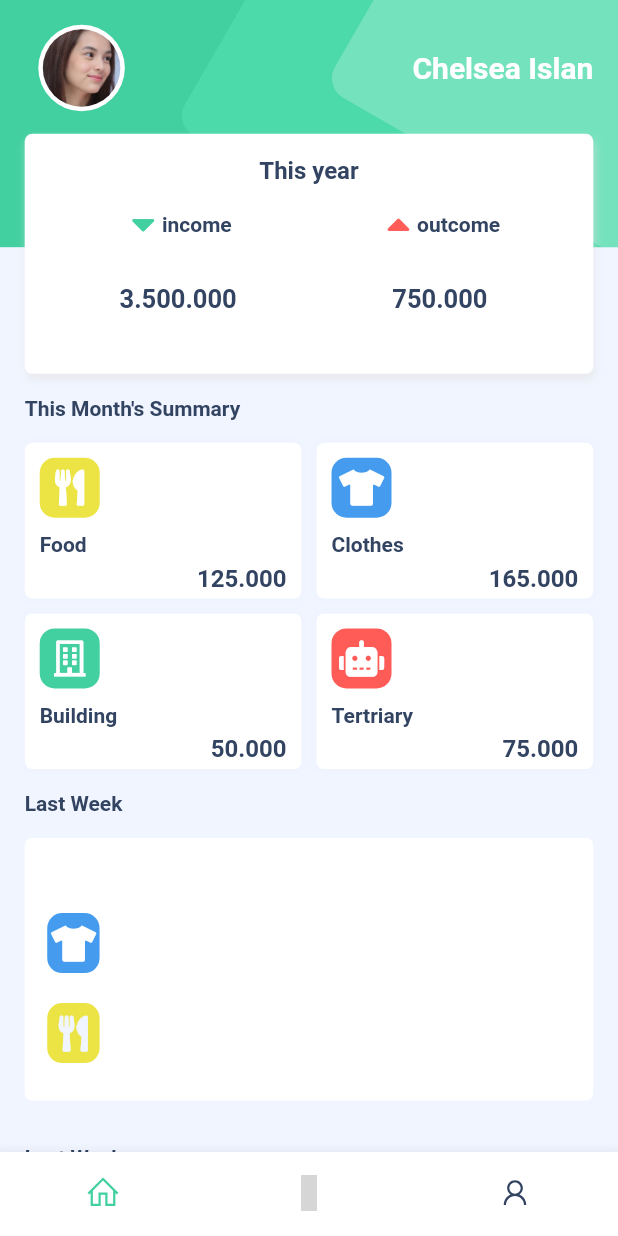
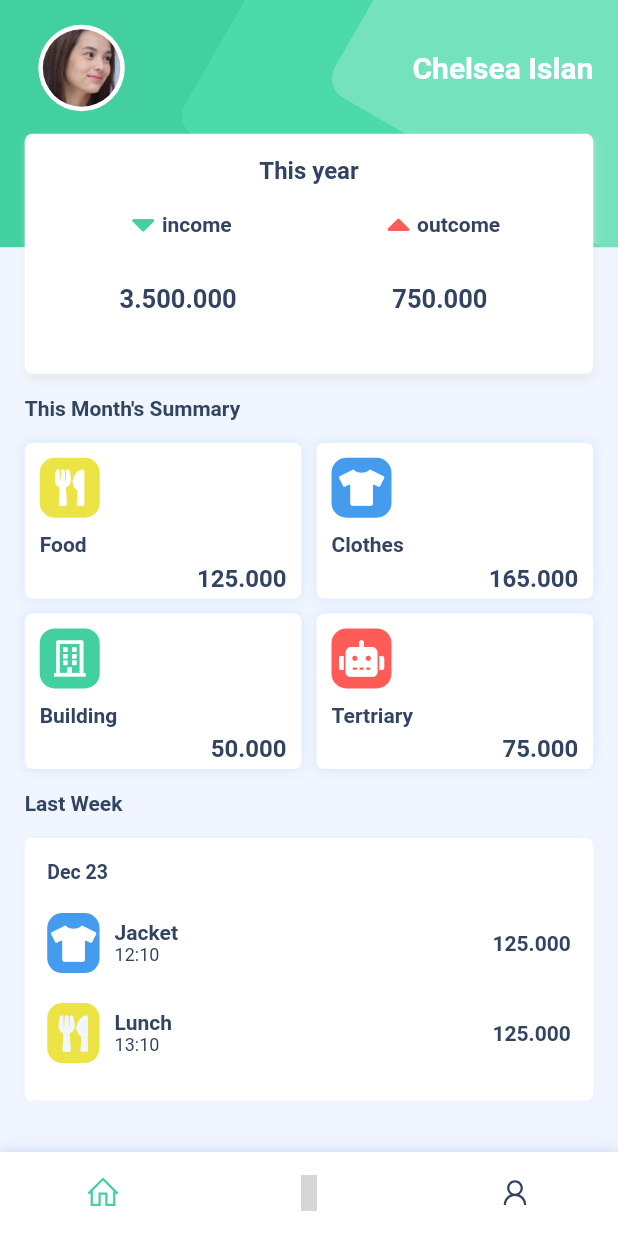
Before and after one commit to nanangsetya/flutter-bulananku, a Flutter app: the DashboardPage screen opened directly, on a phone screen of 412 x 824 dp. Run offline on Flutter 3.47's test engine with Material 2 defaults, Android fonts, the light colour scheme and no system bars; our stand-ins replace font_awesome_flutter, line_icons; Roboto replaces fonts that are missing (Bahnschrift); grey boxes are pictures that could not be loaded.

Commit message:
change color

```diff
--- a/lib/pages/dashboard_page.dart
+++ b/lib/pages/dashboard_page.dart
@@ -120,7 +120,6 @@ class _DashboardPageState extends State<DashboardPage> {
                         CardYear(),
                         CardMonth(),
                         CardWeek(),
-                        CardWeek(),
                       ],
                     ),
                   )
@@ -130,7 +129,16 @@ class _DashboardPageState extends State<DashboardPage> {
           ),
         ),
       ),
-      bottomNavigationBar: BottomNavigationBar(
+      bottomNavigationBar: Container(
+        decoration: BoxDecoration(
+          boxShadow: <BoxShadow>[
+            BoxShadow(
+              color: Color(0xffD8E5FF),
+              blurRadius: 10,
+            ),
+          ],
+        ),
+        child: BottomNavigationBar(
           backgroundColor: ColorStyle.cCardColor,
           unselectedItemColor: ColorStyle.cText,
           showSelectedLabels: false,
@@ -163,6 +171,7 @@ class _DashboardPageState extends State<DashboardPage> {
             });
           },
         ),
+      ),
     );
   }
 }
--- a/lib/widget/dashboard_card_lastweek.dart
+++ b/lib/widget/dashboard_card_lastweek.dart
@@ -31,6 +31,14 @@ class _CardWeekState extends State<CardWeek> {
             decoration: BoxDecoration(
               borderRadius: BorderRadius.circular(5),
               color: ColorStyle.cCardColor,
+              boxShadow: [
+                BoxShadow(
+                  color: Color(0xffECF2FF),
+                  spreadRadius: 0,
+                  blurRadius: 4,
+                  offset: Offset(0, 0), // changes position of shadow
+                ),
+              ],
             ),
             child: Column(
               children: [
@@ -40,7 +48,7 @@ class _CardWeekState extends State<CardWeek> {
                     alignment: Alignment.centerLeft,
                     child: Text("Dec 23",
                         style: TextStyle(
-                          color: Colors.white,
+                          color: ColorStyle.cText,
                           fontFamily: "Bahnschrift",
                           fontWeight: FontWeight.bold,
                           fontSize: 13,
@@ -74,14 +82,14 @@ class _CardWeekState extends State<CardWeek> {
                               children: [
                                 Text("Jacket",
                                     style: TextStyle(
-                                      color: Colors.white,
+                                      color: ColorStyle.cText,
                                       fontFamily: "Bahnschrift",
                                       fontWeight: FontWeight.bold,
                                       fontSize: 14,
                                     )),
                                 Text("12:10",
                                     style: TextStyle(
-                                      color: Colors.white,
+                                      color: ColorStyle.cText,
                                       fontFamily: "Bahnschrift",
                                       fontSize: 12,
                                     )),
@@ -94,7 +102,7 @@ class _CardWeekState extends State<CardWeek> {
                             alignment: Alignment.centerRight,
                             child: Text("125.000",
                                 style: TextStyle(
-                                  color: Colors.white,
+                                  color: ColorStyle.cText,
                                   fontFamily: "Bahnschrift",
                                   fontWeight: FontWeight.bold,
                                   fontSize: 14,
@@ -130,14 +138,14 @@ class _CardWeekState extends State<CardWeek> {
                               children: [
                                 Text("Lunch",
                                     style: TextStyle(
-                                      color: Colors.white,
+                                      color: ColorStyle.cText,
                                       fontFamily: "Bahnschrift",
                                       fontWeight: FontWeight.bold,
                                       fontSize: 14,
                                     )),
                                 Text("13:10",
                                     style: TextStyle(
-                                      color: Colors.white,
+                                      color: ColorStyle.cText,
                                       fontFamily: "Bahnschrift",
                                       fontSize: 12,
                                     )),
@@ -150,7 +158,7 @@ class _CardWeekState extends State<CardWeek> {
                             alignment: Alignment.centerRight,
                             child: Text("125.000",
                                 style: TextStyle(
-                                  color: Colors.white,
+                                  color: ColorStyle.cText,
                                   fontFamily: "Bahnschrift",
                                   fontWeight: FontWeight.bold,
                                   fontSize: 14,
--- a/lib/widget/dashboard_card_month.dart
+++ b/lib/widget/dashboard_card_month.dart
@@ -67,9 +67,9 @@ class boxSummary extends StatelessWidget {
         color: ColorStyle.cCardColor,
         boxShadow: [
           BoxShadow(
-            color: Color(0xffECF2FF),
+            color: Color(0xffD8E5FF),
             spreadRadius: 0,
-            blurRadius: 4,
+            blurRadius: 5,
             offset: Offset(0, 0), // changes position of shadow
           ),
         ],
```
Lines whose indentation alone changed are shown as unchanged.
